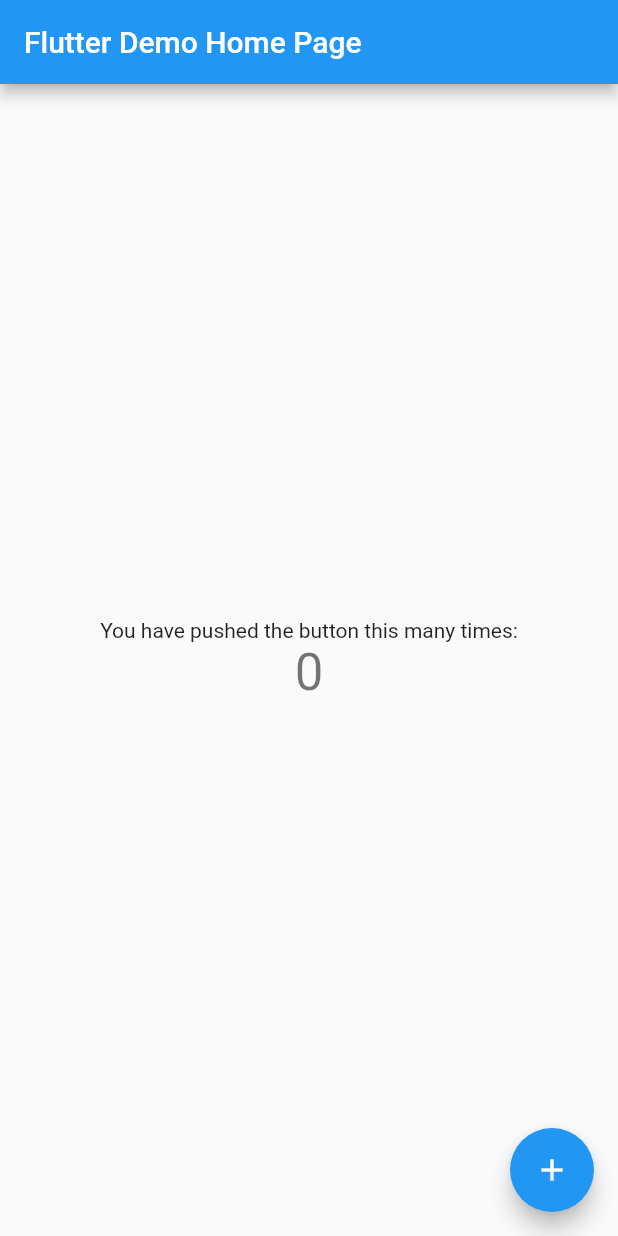
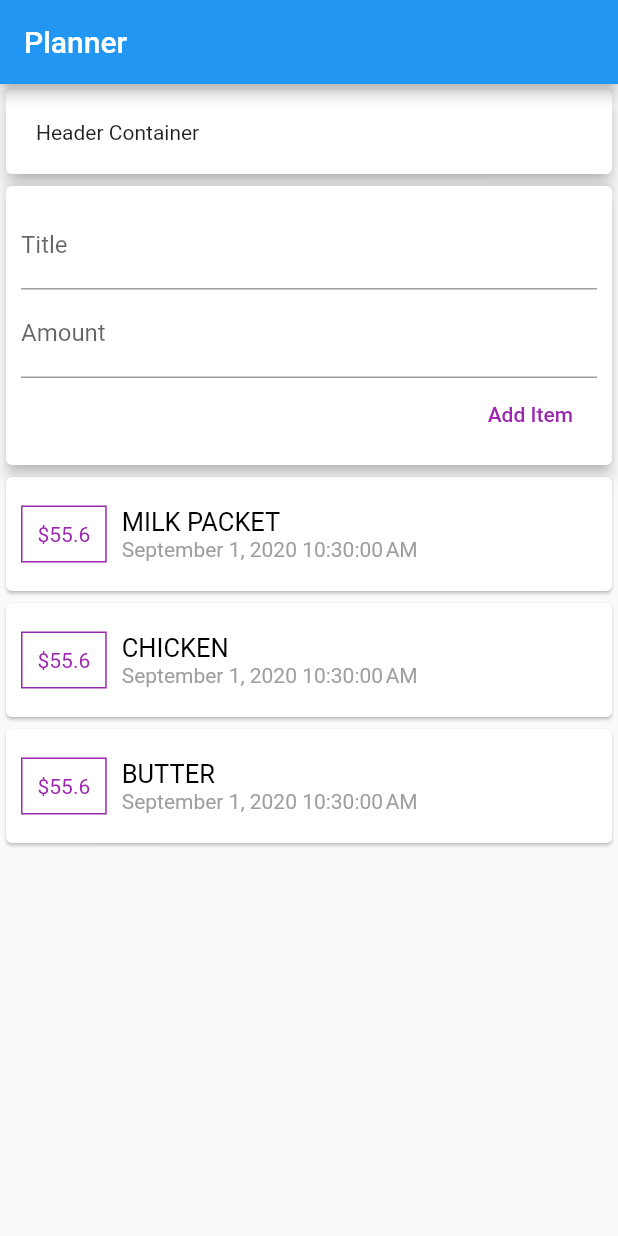
Before and after one commit to satishtamada/PlannerApp, a Flutter app: the screen it shows after launch, on a phone screen of 412 x 824 dp. Run offline on Flutter 3.47's test engine with Material 2 defaults, Android fonts, the phone set to English and light mode, and no system bars.

Commit message:
-added listview

```diff
--- a/lib/main.dart
+++ b/lib/main.dart
@@ -1,111 +1,40 @@
+import 'package:flutter/cupertino.dart';
 import 'package:flutter/material.dart';
+import 'package:planner_app/widget/new_transaction_list.dart';
+import 'package:planner_app/model/transaction.dart';
+import 'package:intl/intl.dart';
+import 'package:planner_app/widget/transaction_list.dart';
+import 'package:planner_app/widget/user_transactions.dart';
 
 void main() => runApp(MyApp());
 
 class MyApp extends StatelessWidget {
-  // This widget is the root of your application.
+  String inputTitle;
+  String inputAmount;
+
   @override
   Widget build(BuildContext context) {
     return MaterialApp(
-      title: 'Flutter Demo',
-      theme: ThemeData(
-        // This is the theme of your application.
-        //
-        // Try running your application with "flutter run". You'll see the
-        // application has a blue toolbar. Then, without quitting the app, try
-        // changing the primarySwatch below to Colors.green and then invoke
-        // "hot reload" (press "r" in the console where you ran "flutter run",
-        // or simply save your changes to "hot reload" in a Flutter IDE).
-        // Notice that the counter didn't reset back to zero; the application
-        // is not restarted.
-        primarySwatch: Colors.blue,
+      home: Scaffold(
+        appBar: AppBar(
+          title: Text("Planner"),
+        ),
+        body: SingleChildScrollView(
+          child: Column(
+            children: <Widget>[
+              Card(
+                child:
+                    Container(width: double.infinity,
+                        margin: EdgeInsets.all(10),
+                        padding: EdgeInsets.all(10),
+                        child: Text('Header Container')),
+                elevation: 5,
+              ),
+              UserTransaction()
+            ],
+          ),
+        ),
       ),
-      home: MyHomePage(title: 'Flutter Demo Home Page'),
     );
   }
 }
-
-class MyHomePage extends StatefulWidget {
-  MyHomePage({Key key, this.title}) : super(key: key);
-
-  // This widget is the home page of your application. It is stateful, meaning
-  // that it has a State object (defined below) that contains fields that affect
-  // how it looks.
-
-  // This class is the configuration for the state. It holds the values (in this
-  // case the title) provided by the parent (in this case the App widget) and
-  // used by the build method of the State. Fields in a Widget subclass are
-  // always marked "final".
-
-  final String title;
-
-  @override
-  _MyHomePageState createState() => _MyHomePageState();
-}
-
-class _MyHomePageState extends State<MyHomePage> {
-  int _counter = 0;
-
-  void _incrementCounter() {
-    setState(() {
-      // This call to setState tells the Flutter framework that something has
-      // changed in this State, which causes it to rerun the build method below
-      // so that the display can reflect the updated values. If we changed
-      // _counter without calling setState(), then the build method would not be
-      // called again, and so nothing would appear to happen.
-      _counter++;
-    });
-  }
-
-  @override
-  Widget build(BuildContext context) {
-    // This method is rerun every time setState is called, for instance as done
-    // by the _incrementCounter method above.
-    //
-    // The Flutter framework has been optimized to make rerunning build methods
-    // fast, so that you can just rebuild anything that needs updating rather
-    // than having to individually change instances of widgets.
-    return Scaffold(
-      appBar: AppBar(
-        // Here we take the value from the MyHomePage object that was created by
-        // the App.build method, and use it to set our appbar title.
-        title: Text(widget.title),
-      ),
-      body: Center(
-        // Center is a layout widget. It takes a single child and positions it
-        // in the middle of the parent.
-        child: Column(
-          // Column is also a layout widget. It takes a list of children and
-          // arranges them vertically. By default, it sizes itself to fit its
-          // children horizontally, and tries to be as tall as its parent.
-          //
-          // Invoke "debug painting" (press "p" in the console, choose the
-          // "Toggle Debug Paint" action from the Flutter Inspector in Android
-          // Studio, or the "Toggle Debug Paint" command in Visual Studio Code)
-          // to see the wireframe for each widget.
-          //
-          // Column has various properties to control how it sizes itself and
-          // how it positions its children. Here we use mainAxisAlignment to
-          // center the children vertically; the main axis here is the vertical
-          // axis because Columns are vertical (the cross axis would be
-          // horizontal).
-          mainAxisAlignment: MainAxisAlignment.center,
-          children: <Widget>[
-            Text(
-              'You have pushed the button this many times:',
-            ),
-            Text(
-              '$_counter',
-              style: Theme.of(context).textTheme.display1,
-            ),
-          ],
-        ),
-      ),
-      floatingActionButton: FloatingActionButton(
-        onPressed: _incrementCounter,
-        tooltip: 'Increment',
-        child: Icon(Icons.add),
-      ), // This trailing comma makes auto-formatting nicer for build methods.
-    );
-  }
-}
--- /dev/null
+++ b/lib/model/transaction.dart
@@ -0,0 +1,14 @@
+import 'package:flutter/foundation.dart';
+
+class Transactions {
+  final String title;
+  final String id;
+  final double amount;
+  final DateTime dateTime;
+
+  Transactions(
+      {@required this.title,
+      @required this.id,
+      @required this.amount,
+      @required this.dateTime});
+}
--- /dev/null
+++ b/lib/widget/new_transaction_list.dart
@@ -0,0 +1,45 @@
+import 'package:flutter/material.dart';
+
+class NewTransactionList extends StatelessWidget {
+  final titleController = TextEditingController();
+  final amountController = TextEditingController();
+
+  Function addNewTranscation;
+
+  NewTransactionList(this.addNewTranscation);
+
+  @override
+  Widget build(BuildContext context) {
+    return Card(
+      elevation: 4,
+      child: Container(
+        width: double.infinity,
+        padding: EdgeInsets.all(10),
+        child: Column(
+          crossAxisAlignment: CrossAxisAlignment.end,
+          children: <Widget>[
+            TextField(
+              decoration: InputDecoration(labelText: 'Title'),
+              controller: titleController,
+            ),
+            TextField(
+              decoration: InputDecoration(
+                labelText: 'Amount',
+              ),
+              controller: amountController,
+            ),
+            FlatButton(
+              child: Text(
+                'Add Item',
+                style: TextStyle(color: Colors.purple),
+              ),
+              onPressed: () {
+                addNewTranscation(titleController.text, double.parse(amountController.text));
+              },
+            ),
+          ],
+        ),
+      ),
+    );
+  }
+}
--- /dev/null
+++ b/lib/widget/transaction_list.dart
@@ -0,0 +1,55 @@
+import 'package:flutter/material.dart';
+import 'package:intl/intl.dart';
+import '../model/transaction.dart';
+
+class TransactionList extends StatelessWidget {
+  List<Transactions> transaction;
+
+  TransactionList(this.transaction);
+
+  @override
+  Widget build(BuildContext context) {
+    return Container(
+      height: 350,
+      child: ListView(
+        children: transaction.map((tx) {
+          return Card(
+              child: Container(
+            margin: EdgeInsets.all(10),
+            child: Row(
+              crossAxisAlignment: CrossAxisAlignment.center,
+              children: <Widget>[
+                Container(
+                  child: Text(
+                    '\$${tx.amount}',
+                    style: TextStyle(color: Colors.purple),
+                  ),
+                  padding: EdgeInsets.all(10),
+                  decoration: BoxDecoration(
+                    border: Border.all(color: Colors.purple),
+                  ),
+                ),
+                Container(
+                  child: Column(
+                    crossAxisAlignment: CrossAxisAlignment.start,
+                    children: <Widget>[
+                      Text(
+                        tx.title.toUpperCase(),
+                        style: TextStyle(fontSize: 17, color: Colors.black),
+                      ),
+                      Text(
+                        DateFormat().format(tx.dateTime),
+                        style: TextStyle(color: Colors.grey),
+                      )
+                    ],
+                  ),
+                  padding: EdgeInsets.all(10),
+                )
+              ],
+            ),
+          ));
+        }).toList(),
+      ),
+    );
+  }
+}
--- /dev/null
+++ b/lib/widget/user_transactions.dart
@@ -0,0 +1,43 @@
+import 'package:flutter/material.dart';
+import 'package:planner_app/widget/new_transaction_list.dart';
+import 'package:planner_app/widget/transaction_list.dart';
+import '../model/transaction.dart';
+
+class UserTransaction extends StatefulWidget {
+  @override
+  State<StatefulWidget> createState() => UserTransactions();
+}
+
+class UserTransactions extends State<UserTransaction> {
+  List<Transactions> transaction = [
+    Transactions(
+        title: 'milk packet', id: 't1', amount: 55.6, dateTime: DateTime.now()),
+    Transactions(
+        title: 'chicken', id: 't2', amount: 55.6, dateTime: DateTime.now()),
+    Transactions(
+        title: 'butter', id: 't3', amount: 55.6, dateTime: DateTime.now())
+  ];
+
+  void addTransaction(String txtTitle, double txtAmount) {
+    final newTx = Transactions(
+        title: txtTitle,
+        id: new DateTime.now().toString(),
+        amount: txtAmount,
+        dateTime: new DateTime.now());
+
+    setState(() {
+      transaction.add(newTx);
+    });
+  }
+
+  @override
+  Widget build(BuildContext context) {
+    // TODO: implement build
+    return Column(
+      children: <Widget>[
+        NewTransactionList(addTransaction),
+        TransactionList(transaction),
+      ],
+    );
+  }
+}
--- a/pubspec.yaml
+++ b/pubspec.yaml
@@ -27,6 +27,8 @@ dependencies:
 dev_dependencies:
   flutter_test:
     sdk: flutter
+  intl: ^0.16.1
+
 
 
 # For information on the generic Dart part of this file, see the
```
Also changed, not shown: pubspec.lock.
